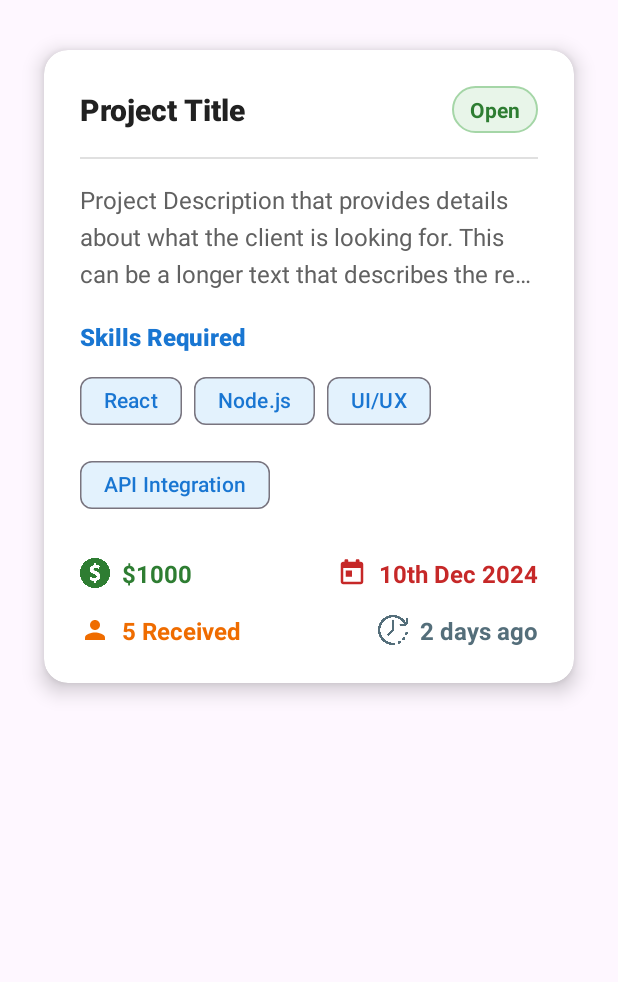
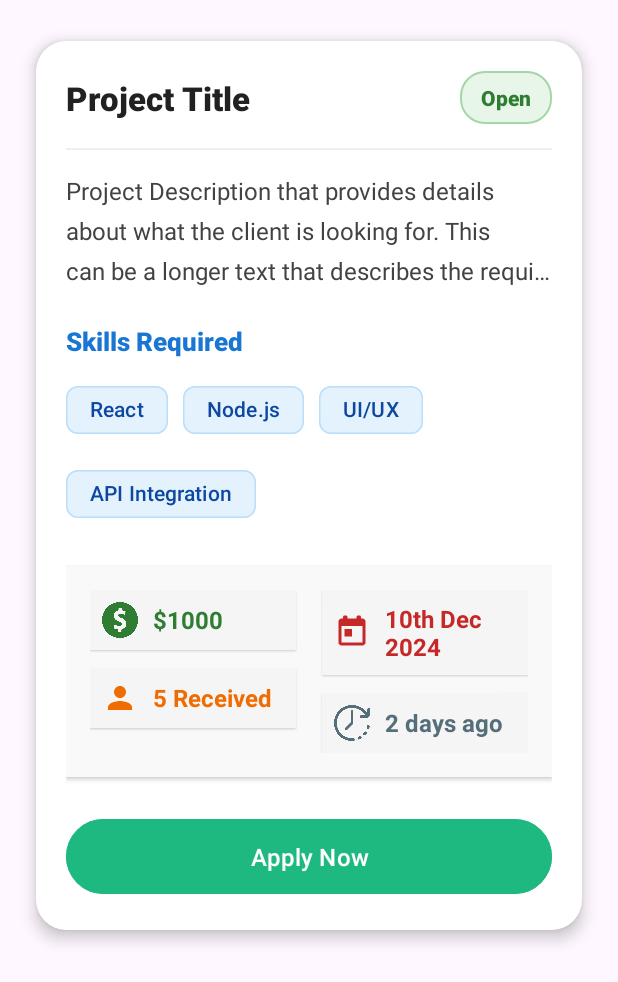
Before and after one commit to Rushikesh2606/MegaProject2, an Android app: the fragment DetailsFragment shown on its own in the app's theme, on a phone screen of 412 x 824 dp. Shown: the top 982 px of the screen. Run offline under Robolectric (Android 15) with nearby library versions, the phone set to English and light mode, and no system bars; our stand-ins replace Firebase (no records; nobody signed in at launch, a user with empty details on screens opened directly).

Commit message:
completed job added

```diff
--- a/app/src/main/res/layout/app_bar_homepage.xml
+++ b/app/src/main/res/layout/app_bar_homepage.xml
@@ -15,7 +15,7 @@
             android:id="@+id/toolbar"
             android:layout_width="match_parent"
             android:layout_height="?attr/actionBarSize"
-            android:background="?attr/colorPrimary"
+            android:background="@color/green"
             app:popupTheme="@style/Theme.CodeBrains.PopupOverlay" />
 
     </com.google.android.material.appbar.AppBarLayout>
--- a/app/src/main/res/layout/app_bar_homepage_developer.xml
+++ b/app/src/main/res/layout/app_bar_homepage_developer.xml
@@ -15,7 +15,7 @@
             android:id="@+id/toolbar"
             android:layout_width="match_parent"
             android:layout_height="?attr/actionBarSize"
-            android:background="?attr/colorPrimary"
+            android:background="@color/green"
             app:popupTheme="@style/Theme.CodeBrains.PopupOverlay" />
 
     </com.google.android.material.appbar.AppBarLayout>
--- a/app/src/main/res/layout/fragment_details.xml
+++ b/app/src/main/res/layout/fragment_details.xml
@@ -4,9 +4,9 @@
     xmlns:app="http://schemas.android.com/apk/res-auto"
     android:layout_width="match_parent"
     android:layout_height="wrap_content"
-    android:layout_margin="16dp"
-    app:cardCornerRadius="16dp"
-    app:cardElevation="8dp"
+    android:layout_margin="12dp"
+    app:cardCornerRadius="20dp"
+    app:cardElevation="6dp"
     app:cardUseCompatPadding="true"
     android:stateListAnimator="@animator/card_scale_animator">
 
@@ -14,9 +14,9 @@
         android:layout_width="match_parent"
         android:layout_height="wrap_content"
         android:orientation="vertical"
-        android:padding="24dp">
+        android:padding="20dp">
 
-        <!-- Header Section -->
+        <!-- Header Section with improved layout -->
         <androidx.constraintlayout.widget.ConstraintLayout
             android:layout_width="match_parent"
             android:layout_height="wrap_content"
@@ -28,7 +28,7 @@
                 android:layout_height="wrap_content"
                 android:text="Project Title"
                 android:textColor="#212121"
-                android:textSize="20sp"
+                android:textSize="22sp"
                 android:textStyle="bold"
                 android:fontFamily="sans-serif-medium"
                 android:maxLines="2"
@@ -38,58 +38,59 @@
                 app:layout_constraintTop_toTopOf="parent"
                 app:layout_constraintBottom_toBottomOf="parent"
                 app:layout_constraintHorizontal_bias="0"
-                android:layout_marginEnd="12dp" />
+                android:layout_marginEnd="16dp" />
 
             <TextView
                 android:id="@+id/tvStatus"
                 android:layout_width="wrap_content"
                 android:layout_height="wrap_content"
                 android:background="@drawable/bg_status_tag"
-                android:paddingStart="12dp"
-                android:paddingEnd="12dp"
-                android:paddingTop="6dp"
-                android:paddingBottom="6dp"
+                android:paddingStart="14dp"
+                android:paddingEnd="14dp"
+                android:paddingTop="8dp"
+                android:paddingBottom="8dp"
                 android:text="Open"
                 android:textColor="#2E7D32"
                 android:textSize="14sp"
                 android:textStyle="bold"
+                android:fontFamily="sans-serif-medium"
                 app:layout_constraintEnd_toEndOf="parent"
                 app:layout_constraintTop_toTopOf="parent"
                 app:layout_constraintBottom_toBottomOf="parent" />
         </androidx.constraintlayout.widget.ConstraintLayout>
 
-        <!-- Divider -->
+        <!-- Improved Divider -->
         <View
             android:layout_width="match_parent"
             android:layout_height="1dp"
-            android:background="#E0E0E0" />
+            android:background="#EEEEEE" />
 
-        <!-- Job Description -->
+        <!-- Job Description with better readability -->
         <TextView
             android:id="@+id/tvDescription"
             android:layout_width="match_parent"
             android:layout_height="wrap_content"
             android:layout_marginTop="16dp"
             android:text="Project Description that provides details about what the client is looking for. This can be a longer text that describes the requirements and expectations for the project."
-            android:textColor="#616161"
+            android:textColor="#424242"
             android:textSize="16sp"
-            android:lineSpacingExtra="6dp"
+            android:lineSpacingExtra="8dp"
             android:maxLines="3"
             android:ellipsize="end" />
 
-        <!-- Skills Section -->
+        <!-- Skills Section with better visual hierarchy -->
         <LinearLayout
             android:layout_width="match_parent"
             android:layout_height="wrap_content"
             android:orientation="vertical"
-            android:layout_marginTop="20dp">
+            android:layout_marginTop="24dp">
 
             <TextView
                 android:layout_width="wrap_content"
                 android:layout_height="wrap_content"
                 android:text="Skills Required"
                 android:textColor="#1976D2"
-                android:textSize="16sp"
+                android:textSize="17sp"
                 android:textStyle="bold"
                 android:fontFamily="sans-serif-medium" />
 
@@ -97,8 +98,8 @@
                 android:id="@+id/chipGroupSkills"
                 android:layout_width="match_parent"
                 android:layout_height="wrap_content"
-                android:layout_marginTop="8dp"
-                app:chipSpacingHorizontal="8dp"
+                android:layout_marginTop="10dp"
+                app:chipSpacingHorizontal="10dp"
                 app:chipSpacingVertical="8dp">
 
                 <com.google.android.material.chip.Chip
@@ -106,50 +107,70 @@
                     android:layout_height="wrap_content"
                     android:text="React"
                     app:chipBackgroundColor="#E3F2FD"
-                    android:textColor="#1976D2" />
+                    android:textColor="#0D47A1"
+                    android:textStyle="bold"
+                    app:chipStrokeWidth="1dp"
+                    app:chipStrokeColor="#BBDEFB" />
 
                 <com.google.android.material.chip.Chip
                     android:layout_width="wrap_content"
                     android:layout_height="wrap_content"
                     android:text="Node.js"
                     app:chipBackgroundColor="#E3F2FD"
-                    android:textColor="#1976D2" />
+                    android:textColor="#0D47A1"
+                    android:textStyle="bold"
+                    app:chipStrokeWidth="1dp"
+                    app:chipStrokeColor="#BBDEFB" />
 
                 <com.google.android.material.chip.Chip
                     android:layout_width="wrap_content"
                     android:layout_height="wrap_content"
                     android:text="UI/UX"
                     app:chipBackgroundColor="#E3F2FD"
-                    android:textColor="#1976D2" />
+                    android:textColor="#0D47A1"
+                    android:textStyle="bold"
+                    app:chipStrokeWidth="1dp"
+                    app:chipStrokeColor="#BBDEFB" />
 
                 <com.google.android.material.chip.Chip
                     android:layout_width="wrap_content"
                     android:layout_height="wrap_content"
                     android:text="API Integration"
                     app:chipBackgroundColor="#E3F2FD"
-                    android:textColor="#1976D2" />
+                    android:textColor="#0D47A1"
+                    android:textStyle="bold"
+                    app:chipStrokeWidth="1dp"
+                    app:chipStrokeColor="#BBDEFB" />
             </com.google.android.material.chip.ChipGroup>
         </LinearLayout>
 
-        <!-- Project Details Grid -->
+        <!-- Project Details Grid with improved card-like appearance -->
         <androidx.constraintlayout.widget.ConstraintLayout
             android:layout_width="match_parent"
             android:layout_height="wrap_content"
-            android:layout_marginTop="24dp">
+            android:layout_marginTop="24dp"
+            android:background="#F9F9F9"
+            android:padding="16dp"
+            android:elevation="2dp"
+            app:cornerRadius="12dp">
 
-            <!-- Budget -->
+            <!-- Budget with enhanced visual -->
             <LinearLayout
                 android:id="@+id/budgetContainer"
-                android:layout_width="wrap_content"
+                android:layout_width="0dp"
                 android:layout_height="wrap_content"
                 android:orientation="horizontal"
                 android:gravity="center_vertical"
+                android:background="#F5F5F5"
+                android:padding="8dp"
+                android:elevation="1dp"
                 app:layout_constraintStart_toStartOf="parent"
-                app:layout_constraintTop_toTopOf="parent">
+                app:layout_constraintTop_toTopOf="parent"
+                app:layout_constraintWidth_percent="0.47">
 
                 <ImageView
-                    android:layout_width="20dp"
-                    android:layout_height="20dp"
+                    android:layout_width="24dp"
+                    android:layout_height="24dp"
                     android:src="@drawable/ic_money"
                     app:tint="#2E7D32"
                     android:contentDescription="Budget icon" />
@@ -162,22 +183,26 @@
                     android:textSize="16sp"
                     android:textColor="#2E7D32"
                     android:textStyle="bold"
-                    android:layout_marginStart="8dp" />
+                    android:layout_marginStart="10dp" />
             </LinearLayout>
 
-            <!-- Deadline -->
+            <!-- Deadline with enhanced visual -->
             <LinearLayout
                 android:id="@+id/deadlineContainer"
-                android:layout_width="wrap_content"
+                android:layout_width="0dp"
                 android:layout_height="wrap_content"
                 android:orientation="horizontal"
                 android:gravity="center_vertical"
+                android:background="#F5F5F5"
+                android:padding="8dp"
+                android:elevation="1dp"
                 app:layout_constraintEnd_toEndOf="parent"
-                app:layout_constraintTop_toTopOf="parent">
+                app:layout_constraintTop_toTopOf="parent"
+                app:layout_constraintWidth_percent="0.47">
 
                 <ImageView
-                    android:layout_width="20dp"
-                    android:layout_height="20dp"
+                    android:layout_width="24dp"
+                    android:layout_height="24dp"
                     android:src="@drawable/ic_calendar"
                     app:tint="#C62828"
                     android:contentDescription="Deadline icon" />
@@ -190,23 +215,27 @@
                     android:textSize="16sp"
                     android:textColor="#C62828"
                     android:textStyle="bold"
-                    android:layout_marginStart="8dp" />
+                    android:layout_marginStart="10dp" />
             </LinearLayout>
 
-            <!-- Bids -->
+            <!-- Bids with enhanced visual -->
             <LinearLayout
                 android:id="@+id/bidsContainer"
-                android:layout_width="wrap_content"
+                android:layout_width="0dp"
                 android:layout_height="wrap_content"
                 android:orientation="horizontal"
                 android:gravity="center_vertical"
+                android:background="#F5F5F5"
+                android:padding="8dp"
+                android:elevation="1dp"
                 app:layout_constraintStart_toStartOf="parent"
                 app:layout_constraintTop_toBottomOf="@+id/budgetContainer"
-                android:layout_marginTop="16dp">
+                app:layout_constraintWidth_percent="0.47"
+                android:layout_marginTop="12dp">
 
                 <ImageView
-                    android:layout_width="20dp"
-                    android:layout_height="20dp"
+                    android:layout_width="24dp"
+                    android:layout_height="24dp"
                     android:src="@drawable/ic_person"
                     app:tint="#EF6C00"
                     android:contentDescription="Bids icon" />
@@ -219,23 +248,27 @@
                     android:textSize="16sp"
                     android:textColor="#EF6C00"
                     android:textStyle="bold"
-                    android:layout_marginStart="8dp" />
+                    android:layout_marginStart="10dp" />
             </LinearLayout>
 
-            <!-- Posted Date -->
+            <!-- Posted Date with enhanced visual -->
             <LinearLayout
                 android:id="@+id/postedContainer"
-                android:layout_width="wrap_content"
+                android:layout_width="0dp"
                 android:layout_height="wrap_content"
                 android:orientation="horizontal"
                 android:gravity="center_vertical"
+                android:background="#F5F5F5"
+                android:padding="8dp"
+                android:elevation="1dp"
                 app:layout_constraintEnd_toEndOf="parent"
                 app:layout_constraintTop_toBottomOf="@+id/deadlineContainer"
-                android:layout_marginTop="16dp">
+                app:layout_constraintWidth_percent="0.47"
+                android:layout_marginTop="12dp">
 
                 <ImageView
-                    android:layout_width="20dp"
-                    android:layout_height="20dp"
+                    android:layout_width="24dp"
+                    android:layout_height="24dp"
                     android:src="@drawable/ic_clock"
                     app:tint="#546E7A"
                     android:contentDescription="Posted date icon" />
@@ -248,9 +281,23 @@
                     android:textSize="16sp"
                     android:textColor="#546E7A"
                     android:textStyle="bold"
-                    android:layout_marginStart="8dp" />
+                    android:layout_marginStart="10dp" />
             </LinearLayout>
         </androidx.constraintlayout.widget.ConstraintLayout>
 
+        <!-- Added Action Button Section -->
+        <Button
+            android:id="@+id/btnApply"
+            android:layout_width="match_parent"
+            android:layout_height="wrap_content"
+            android:layout_marginTop="24dp"
+            android:text="Apply Now"
+            android:textSize="16sp"
+            android:textAllCaps="false"
+            android:textColor="#FFFFFF"
+            android:backgroundTint="@color/green"
+            android:padding="14dp"
+            android:elevation="2dp" />
+
     </LinearLayout>
 </androidx.cardview.widget.CardView>
--- a/app/src/main/res/layout/fragment_developer_profile.xml
+++ b/app/src/main/res/layout/fragment_developer_profile.xml
@@ -181,6 +181,7 @@
                     android:layout_width="match_parent"
                     android:layout_height="wrap_content"
                     android:orientation="vertical"
+                    android:onClick="gocompleteA"
                     android:padding="12dp">
 
                     <TextView
@@ -188,6 +189,7 @@
                         android:layout_height="wrap_content"
                         android:text="Completed Jobs"
                         android:textSize="16sp"
+                        android:onClick="gocompleteA"
                         android:textStyle="bold"
                         android:textColor="#333333" />
 
```
Also changed, not shown: app/src/main/AndroidManifest.xml (+7 -2 lines), app/src/main/java/com/example/codebrains/Homepage_developer.java (+11 -0 lines), app/src/main/java/com/example/codebrains/developer_profile.java (+7 -0 lines), app/src/main/java/com/example/codebrains/freelancer/CompletedJobsActivity.java (added, +40 -0 lines), app/src/main/java/com/example/codebrains/freelancer/Job.java (added, +21 -0 lines), app/src/main/java/com/example/codebrains/freelancer/JobCompletedAdapter.java (added, +55 -0 lines), app/src/main/res/layout/activity_completed_jobs.xml (added, +16 -0 lines), app/src/main/res/layout/item_completed_job.xml (added, +46 -0 lines).
